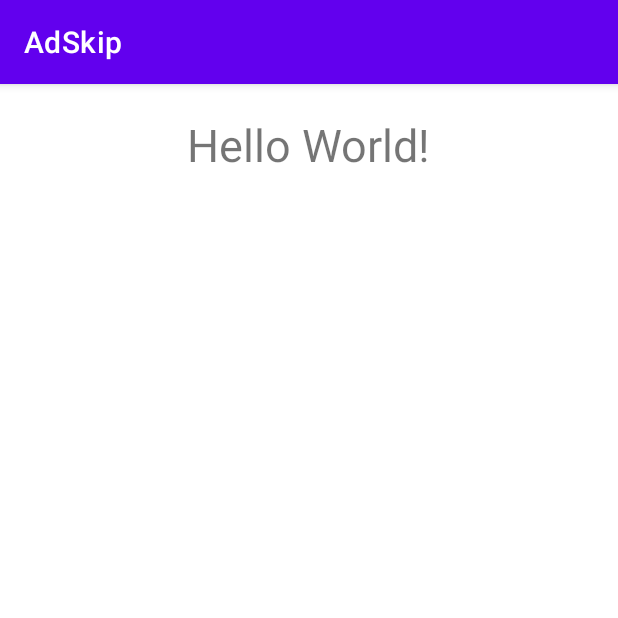
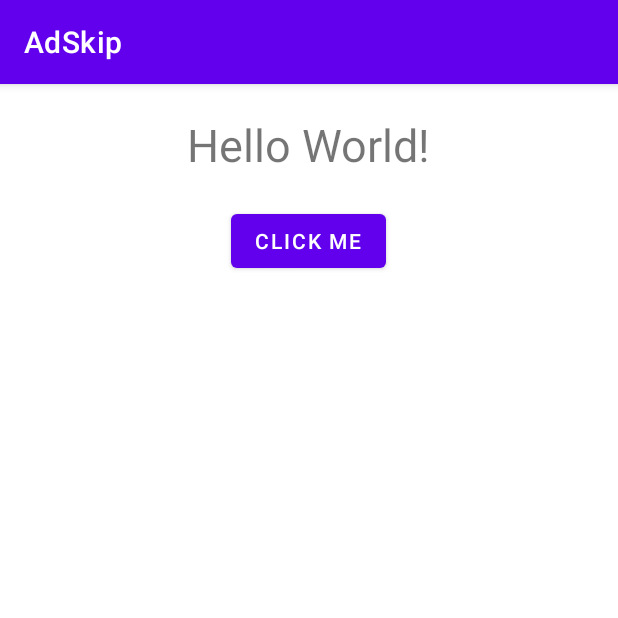
Before and after one commit to lamfein520/AdSplashTimer, an Android app: the MainActivity screen opened directly, with no data from a screen before it, on a phone screen of 412 x 824 dp, the top half of it. Run offline under Robolectric (Android 15) with nearby library versions, the phone set to English and light mode, and no system bars; 1 statement that could not run was skipped.

Commit message:
add button in MainActivity.java

```diff
--- a/app/src/main/java/com/example/myapplication/MainActivity.java
+++ b/app/src/main/java/com/example/myapplication/MainActivity.java
@@ -1,19 +1,27 @@
 package com.example.myapplication;
 
+import android.annotation.SuppressLint;
+import android.content.ComponentName;
+import android.content.Intent;
 import android.os.Bundle;
+import android.widget.Button;
 
 import androidx.appcompat.app.AppCompatActivity;
 
 public class MainActivity extends AppCompatActivity {
+    private Button button;
+    @SuppressLint("MissingInflatedId")
     @Override
     protected void onCreate(Bundle savedInstanceState) {
         super.onCreate(savedInstanceState);
         setContentView(R.layout.activity_main);
+        button = findViewById(R.id.button);
+        button.setOnClickListener(v -> {
+            Intent intent = new Intent();
+            intent.setComponent(new ComponentName("com.example.myapplication", "com.example.myapplication.SplashActivity"));
+            startActivity(intent);
+        });
+
     }
-    //推出到后台则直接finsh
-    @Override
-    protected void onStop() {
-        super.onStop();
-        finish();
-    }
+
 }
--- a/app/src/main/res/layout/activity_main.xml
+++ b/app/src/main/res/layout/activity_main.xml
@@ -1,9 +1,11 @@
 <?xml version="1.0" encoding="utf-8"?>
 <LinearLayout xmlns:android="http://schemas.android.com/apk/res/android"
+    xmlns:tools="http://schemas.android.com/tools"
     android:orientation="vertical"
     android:layout_width="match_parent"
     android:id="@+id/main"
-    android:layout_height="match_parent">
+    android:layout_height="match_parent"
+    tools:ignore="ExtraText">
     <TextView
         android:id="@+id/textView"
         android:layout_width="wrap_content"
@@ -12,5 +14,13 @@
         android:textSize="30sp"
         android:layout_gravity="center"
         android:layout_marginTop="20dp"/>
+    // 一个按钮
+    <Button
+        android:id="@+id/button"
+        android:layout_width="wrap_content"
+        android:layout_height="wrap_content"
+        android:text="Click me"
+        android:layout_gravity="center"
+        android:layout_marginTop="20dp"/>
 
 </LinearLayout>
```
